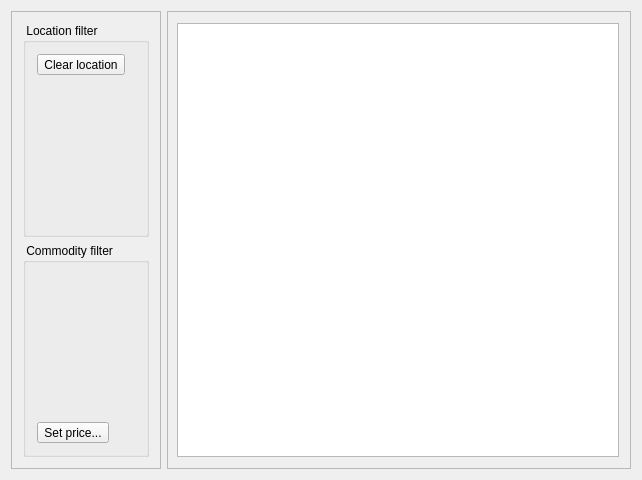
Old version of the form source/MainWindow.ui in the repository Flk427/edth.
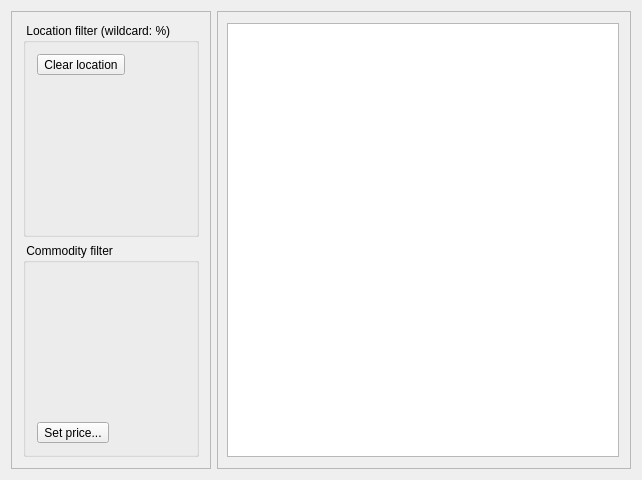
New version of the form. Custom widgets are drawn as their Qt base class.

```diff
--- a/source/MainWindow.ui
+++ b/source/MainWindow.ui
@@ -39,7 +39,7 @@
        <item>
         <widget class="QGroupBox" name="groupBox">
          <property name="title">
-          <string> Location filter </string>
+          <string> Location filter (wildcard: %)</string>
          </property>
          <layout class="QVBoxLayout" name="verticalLayout_3">
           <item>
```
